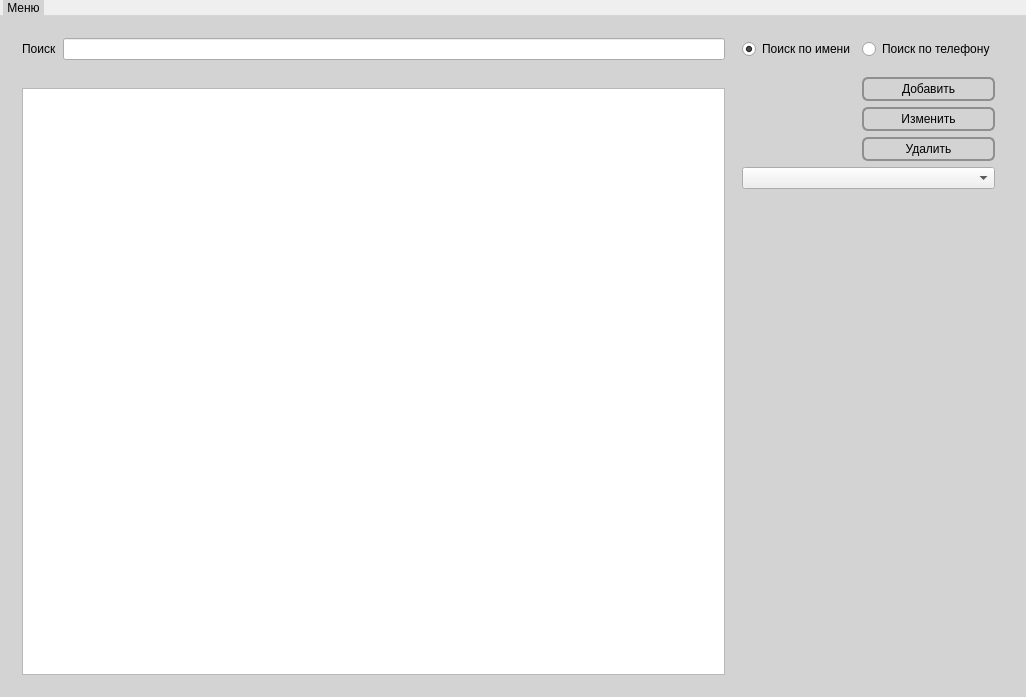
Old version of the form mainwindow.ui in the repository KonstantinKnyaz/Order_Scheduler.
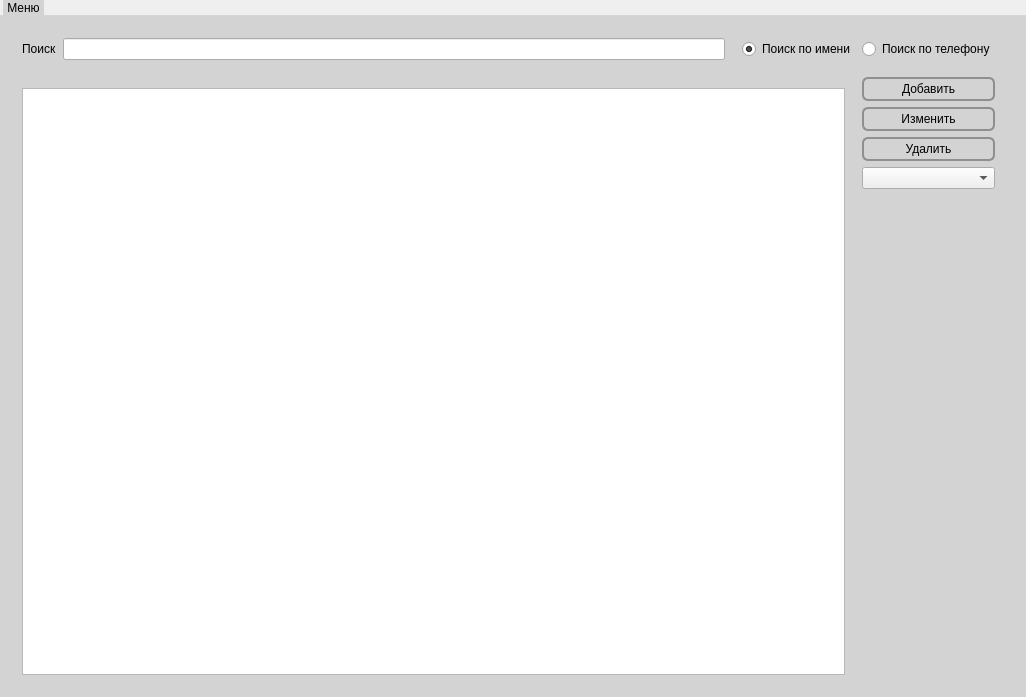
New version of the form.

What changed in the file:
```diff
--- a/mainwindow.ui
+++ b/mainwindow.ui
@@ -175,45 +175,6 @@
       </property>
      </widget>
     </item>
-    <item row="1" column="0" rowspan="5">
-     <widget class="QStackedWidget" name="stackedWidget">
-      <property name="currentIndex">
-       <number>0</number>
-      </property>
-      <widget class="QWidget" name="page">
-       <layout class="QGridLayout" name="gridLayout">
-        <item row="0" column="0">
-         <widget class="QTableView" name="tableView">
-          <property name="styleSheet">
-           <string notr="true">QTableView {
-    selection-background-color: darkgray;
-}
-
-QTableView QTableCornerButton::section {
-    background: red;
-    border: 2px outset red;
-}
-
-QTableView::indicator:unchecked {
-    background-color: #d7d6d5
-}</string>
-          </property>
-          <property name="sortingEnabled">
-           <bool>true</bool>
-          </property>
-         </widget>
-        </item>
-       </layout>
-      </widget>
-      <widget class="QWidget" name="page_2">
-       <layout class="QGridLayout" name="gridLayout_3">
-        <item row="0" column="0">
-         <widget class="QTableView" name="tableAll"/>
-        </item>
-       </layout>
-      </widget>
-     </widget>
-    </item>
     <item row="1" column="2">
      <widget class="QPushButton" name="btnAdd">
       <property name="tabletTracking">
@@ -254,9 +215,48 @@
       </property>
      </spacer>
     </item>
-    <item row="4" column="1" colspan="2">
+    <item row="4" column="2">
      <widget class="QComboBox" name="comboBox"/>
     </item>
+    <item row="1" column="0" rowspan="5" colspan="2">
+     <widget class="QStackedWidget" name="stackedWidget">
+      <property name="currentIndex">
+       <number>0</number>
+      </property>
+      <widget class="QWidget" name="page">
+       <layout class="QGridLayout" name="gridLayout">
+        <item row="0" column="0">
+         <widget class="QTableView" name="tableView">
+          <property name="styleSheet">
+           <string notr="true">QTableView {
+    selection-background-color: darkgray;
+}
+
+QTableView QTableCornerButton::section {
+    background: red;
+    border: 2px outset red;
+}
+
+QTableView::indicator:unchecked {
+    background-color: #d7d6d5
+}</string>
+          </property>
+          <property name="sortingEnabled">
+           <bool>true</bool>
+          </property>
+         </widget>
+        </item>
+       </layout>
+      </widget>
+      <widget class="QWidget" name="page_2">
+       <layout class="QGridLayout" name="gridLayout_3">
+        <item row="0" column="0">
+         <widget class="QTableView" name="tableAll"/>
+        </item>
+       </layout>
+      </widget>
+     </widget>
+    </item>
    </layout>
   </widget>
   <widget class="QMenuBar" name="menuBar">
```
Left out of the diff: 2 changed lines with no effect on the pictures.
